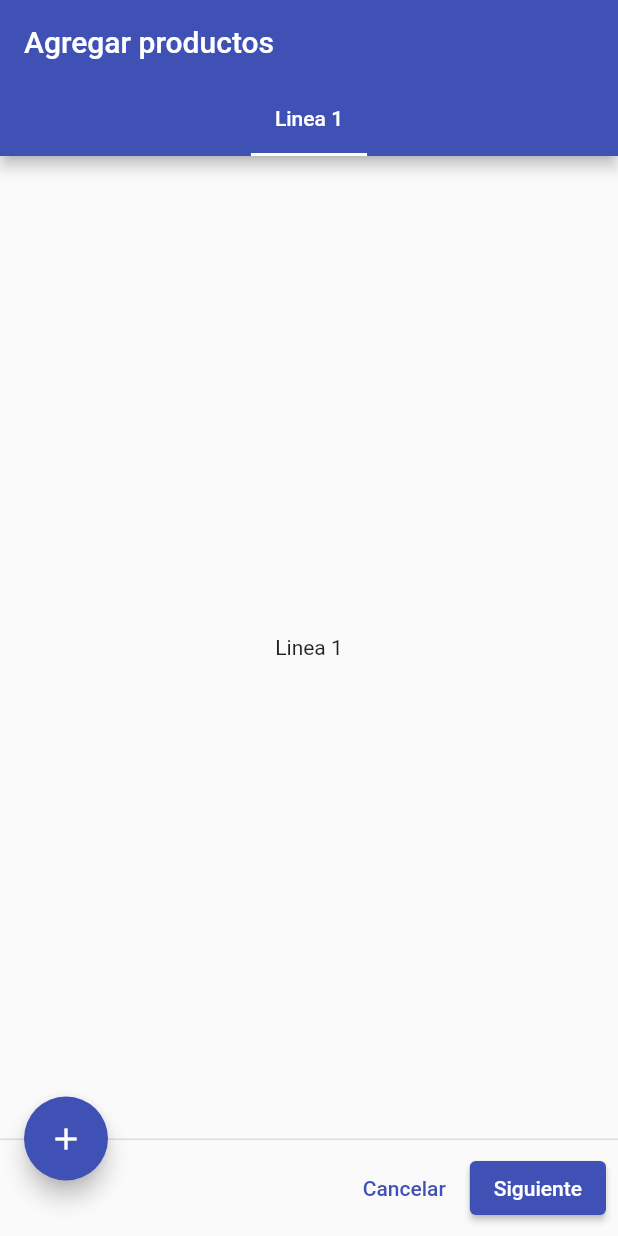
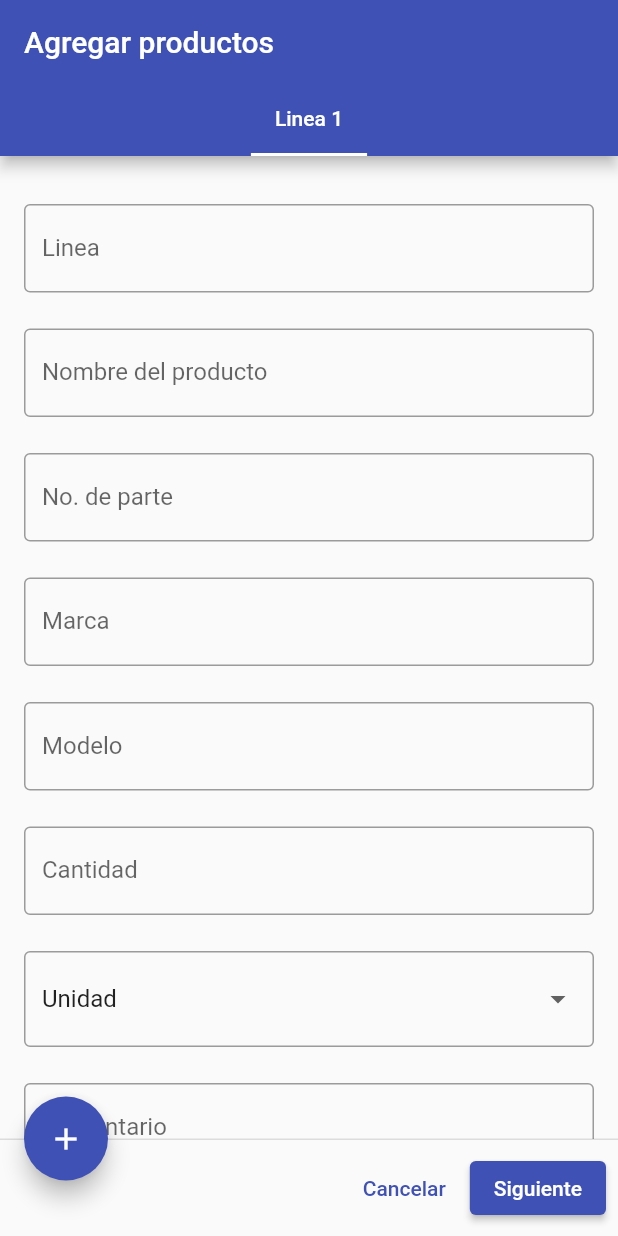
Before and after one commit to oalonsodev/sistema_ochoa, a Flutter app: the screen it shows after launch, on a phone screen of 412 x 824 dp. Run offline on Flutter 3.47's test engine with Material 2 defaults, Android fonts, the phone set to English and light mode, and no system bars; our stand-ins replace rxdart.

Commit message:
Mejora del funcionamiento del TabBar en ProductosCotPage, Creación de ProductModel y correción en QuotationModel

```diff
--- /dev/null
+++ b/lib/src/Models/product_model.dart
@@ -0,0 +1,61 @@
+import 'dart:convert';
+
+ProductModel productModelFromJson(String str) => ProductModel.fromJson(json.decode(str));
+
+String productModelToJson(ProductModel data) => json.encode(data.toJson());
+
+class ProductModel {
+	ProductModel({
+		this.idQuotation,
+		this.linea,
+		this.nombre,
+		this.noParte,
+		this.marca,
+		this.modelo,
+		this.cantidad,
+		this.unidad,
+		this.comentario,
+		this.moneda,
+		this.precio,
+	});
+
+	String idQuotation;
+	int linea;
+	String nombre;
+	int noParte;
+	String marca;
+	String modelo;
+	int cantidad;
+	String unidad;
+	String comentario;
+	String moneda;
+	double precio;
+
+	factory ProductModel.fromJson(Map<String, dynamic> json) => ProductModel(
+		idQuotation	: json["idQuotation"],
+		linea				: json["linea"],
+		nombre			: json["nombre"],
+		noParte			: json["noParte"],
+		marca				: json["marca"],
+		modelo			: json["modelo"],
+		cantidad		: json["cantidad"],
+		unidad			: json["unidad"],
+		comentario	: json["comentario"],
+		moneda			: json["moneda"],
+		precio			: json["precio"].toDouble(),
+	);
+
+	Map<String, dynamic> toJson() => {
+		"idQuotation"	: idQuotation,
+		"linea"				: linea,
+		"nombre"			: nombre,
+		"noParte"			: noParte,
+		"marca"				: marca,
+		"modelo"			: modelo,
+		"cantidad"		: cantidad,
+		"unidad"			: unidad,
+		"comentario"	: comentario,
+		"moneda"			: moneda,
+		"precio"			: precio,
+	};
+}
--- a/lib/src/pages/cotizaciones/cot_productos_page.dart
+++ b/lib/src/pages/cotizaciones/cot_productos_page.dart
@@ -1,33 +1,69 @@
 import 'package:flutter/material.dart';
 
-//TODO: Crear variables que controlen cada uno de los elementos señalados
-//todo: para poder realizar la generación de más tabs.
+import 'package:sistema_ochoa/src/utils/utils.dart' as utils;
 
-//TODO: Crear y trabajar con el modelo de productos. HAcer una lista de
+//TODO: Con la propiedad index del TabBar controlar en cuál item de mi lista de
+//TODO: productos se ingresarán los datos de cada tab.
+
+//TODO: Crear y trabajar con el modelo de productos. Hacer una lista de
 //todo: productos y en base a ella controlar la cantidad de tabs y los datos de
 //todo: cada unaaaaaaaa :D
+
+//TODO: Agregar una propiedad al modelo de productos que actue como Key. Esta se
+//todo: vinculará con el respectivo Tab del producto, para eliminar el del
+//todo: producto que se esté visualizando. La pregunta ahora es:
+//todo: ¿Como saber cuál Tab estoy visualizando?
 
 class ProductosCot extends StatefulWidget {
 	@override
 	_ProductosCotState createState() => _ProductosCotState();
 }
 
-class _ProductosCotState extends State<ProductosCot> {
+class _ProductosCotState extends State<ProductosCot>
+		with TickerProviderStateMixin {
 	//? Sustituir depues por la lista de productos :D
+	//? ======= TabBar =======
 	List<String> _tabList; //* Lista de productos
+	TabController _tabController; //* Controlador del TabBar
+
+	//? ======= FloatingActionButton =======
+	Widget _moreOptions; //* Botón de eliminación opcional
+
+	//? ======= Form =======
+	String _unidadSelec;
+	List<String> _unidad;
+	String _monedaSelec;
+	List<String> _moneda;
 
 	@override
 	void initState() {
 		// TODO: implement initState
-    _tabList = ['1']; //* El primer valor de la lista
 		super.initState();
+		_tabList = ['1']; //* Valor inicial de la lista.
+		_unidadSelec = 'Unidad'; //* Valor inicial del menú 'Unidad'.
+		_unidad = ['Unidad','Pieza','Servicio','Ml.','Kl.','L.']; //* Lista de uni.
+		_monedaSelec = 'USD';
+		_moneda = ['USD','MX'];
+	}
+
+	@override
+	void dispose() {
+		// TODO: implement dispose
+		_tabController.dispose();
+		super.dispose();
 	}
 
 	@override
 	Widget build(BuildContext context) {
-    return DefaultTabController(
+		//* La definición del controlador se lleva a cabo aquí para poder
+		//* reescribir la propiedad 'length' con cada setState, pues esta es final
+		//* lo que impide modificar el valor que se le asigna al definirlo.
+		_tabController = new TabController(
+			vsync: this,
 			length: _tabList.length,
-      child: Scaffold(
+		);
+
+		return Scaffold(
 			appBar: AppBar(
 				title: Text('Agregar productos'),
 				bottom: _createTabBar(),
@@ -36,12 +72,61 @@ class _ProductosCotState extends State<ProductosCot> {
 			floatingActionButton: _createFloatingActionButton(),
 			floatingActionButtonLocation: FloatingActionButtonLocation.startDocked,
 			persistentFooterButtons: _createPersistantFooterButtons(),
+		);
+	}
+
+	Row _createFloatingActionButton() {
+		(_tabList.length > 1)
+			? _moreOptions = Row(
+					children: [
+						SizedBox(width: 16.0),
+						FloatingActionButton(
+							child: Icon(Icons.clear),
+							onPressed: () {
+								setState(() => _tabList.removeLast());
+								//* Sentancia para remover el tab visible en pantalla
+								// setState(() => _tabList.removeAt(_tabController.index));
+							}
+						)
+					],
+				)
+			: _moreOptions = Row(children: [SizedBox()]);
+
+		return Row(
+			children: [
+				FloatingActionButton(
+					child: Icon(Icons.add),
+					onPressed: () {
+						//* Cuando se agrega el 2do valor a la lista, la longitud sigue
+						//* siendo 1, por lo que el 2do valor repite el valor '1'. Por
+						//* eso se agrega el +1, para compensar esa falta.
+						setState(() => _tabList.add('${_tabList.length + 1}'));
+						//* Para este momento de la ejecución el nuevo valor ya fue agregado
+						//* a la lista, por lo que la longitud concuerda con lo escrito en
+						//* el último valor.
+					},
 				),
+				_moreOptions
+			],
 		);
+	}
+
+	List<Widget> _createPersistantFooterButtons() {
+		return <Widget>[
+			TextButton(child: Text('Cancelar'), onPressed: () {}),
+			ElevatedButton(
+					child: Text('Siguiente'),
+					onPressed: () {
+						print('Longitud de la lista: ${_tabList.length}');
+						print('Longitud del controlador: ${_tabController.length}');
+						print('${_tabController.index}');
+					})
+		];
 	}
 
 	TabBar _createTabBar() {
 		return TabBar(
+			controller: _tabController,
 			isScrollable: true,
 			tabs: _tabList.map((String pos) {
 				return Tab(text: 'Linea $pos');
@@ -51,49 +136,156 @@ class _ProductosCotState extends State<ProductosCot> {
 
 	TabBarView _createTabBarView() {
 		return TabBarView(
+			controller: _tabController,
 			children: _tabList.map((String pos) {
-        return Tab(text: 'Linea $pos');
+				return ListView(
+					padding: EdgeInsets.symmetric(horizontal: 16.0, vertical: 32.0),
+					children: [
+						Form(
+							child: Column(
+								children: [
+									_createTFFLinea(),
+									utils.createSpace(24.0),
+									_createTFFNombre(),
+									utils.createSpace(24.0),
+									_createTFFNoParte(),
+									utils.createSpace(24.0),
+									_createTFFMarca(),
+									utils.createSpace(24.0),
+									_createTFFModelo(),
+									utils.createSpace(24.0),
+									_createTFFCantidad(),
+									utils.createSpace(24.0),
+									_createDBFFUnidad(),
+									utils.createSpace(24.0),
+									_createComentario(),
+									utils.createSpace(24.0),
+									_createRowPrecioUnit(),
+									utils.createSpace(24.0),
+									_createSubtotal(),
+								],
+							),
+						)
+					]
+				);
 			}).toList(),
 		);
 	}
 
-  Row _createFloatingActionButton() {
-		var _floatingActionButton;
+	//* Campos del formulario
+	TextFormField _createTFFLinea() {
+		return TextFormField(
+			decoration: InputDecoration(
+				labelText: 'Linea',
+				border: OutlineInputBorder()
+			)
+		);
+	}
 
-		(_tabList.length > 1) ?
-			_floatingActionButton = FloatingActionButton(
-				child: Icon(Icons.clear),
-				onPressed: (){
-					setState(() => _tabList.removeLast());
+	TextFormField _createTFFNombre() {
+		return TextFormField(
+			decoration: InputDecoration(
+				labelText: 'Nombre del producto',
+				border: OutlineInputBorder()
+			)
+		);
 	}
+
+	TextFormField _createTFFNoParte() {
+		return TextFormField(
+			decoration: InputDecoration(
+				labelText: 'No. de parte',
+				border: OutlineInputBorder()
+			),
+		);
+	}
+
+	TextFormField _createTFFMarca() {
+		return TextFormField(
+			decoration: InputDecoration(
+				labelText: 'Marca',
+			border: OutlineInputBorder()
+			),
+		);
+	}
+
+	TextFormField _createTFFModelo() {
+		return TextFormField(
+			decoration: InputDecoration(
+				labelText: 'Modelo',
+			border: OutlineInputBorder()
+			),
+		);
+	}
+
+	TextFormField _createTFFCantidad() {
+		return TextFormField(
+			decoration: InputDecoration(
+				labelText: 'Cantidad',
+				border: OutlineInputBorder()
+			),
+		);
+	}
+
+	Widget _createDBFFUnidad() {
+		return DropdownButtonFormField<String>(
+			decoration: InputDecoration(
+				border: OutlineInputBorder()
+			),
+			value: _unidadSelec,
+			items: _unidad.map(
+				(String opt) => DropdownMenuItem(child: Text(opt), value: opt))
+				.toList(),
+			onChanged: (optSelec) => setState(() => _unidadSelec = optSelec),
+		);
+	}
+
+	TextFormField _createComentario() {
+		return TextFormField(
+			decoration: InputDecoration(
+				labelText: 'Comentario',
+				border: OutlineInputBorder()
 			)
-		:
-			_floatingActionButton = SizedBox();
+		);
+	}
 
+	Row _createRowPrecioUnit() {
 		return Row(
 			children: [
-        FloatingActionButton(
-          child: Icon(Icons.add),
-          onPressed: () {
-						//* Cuando se agrega el 2do valor a la lista, la longitud sigue
-						//* siendo 1, por lo que el 2do valor repite el valor '1'. Por
-						//* eso se agrega el +1, para compensar esa falta.
-            setState(() => _tabList.add('${_tabList.length+1}'));
-						//* Para este momento de la ejecución el nuevo valor ya fue agregado
-						//* a la lista, por lo que la longitud concuerda con lo escrito en
-						//* el último valor.
-          },
+				Expanded(
+					child: DropdownButtonFormField<String>(
+						decoration: InputDecoration(
+							border: OutlineInputBorder()
+						),
+						value: _monedaSelec,
+						items: _moneda.map(
+							(String opt) => DropdownMenuItem(child: Text(opt), value: opt))
+							.toList(),
+						onChanged: (String optSelec) => setState(() => _monedaSelec = optSelec),
+					),
 				),
 				SizedBox(width: 16.0),
-				_floatingActionButton
+				Expanded(
+					flex: 3,
+					child: TextFormField(
+						decoration: InputDecoration(
+							labelText: 'Precio unitario',
+							border: OutlineInputBorder()
+						),
+					)
+				)
 			],
 		);
 	}
 
-  _createPersistantFooterButtons() {
-    return <Widget>[
-      TextButton(child: Text('Cancelar'), onPressed: () {}),
-      ElevatedButton(child: Text('Siguiente'), onPressed: () {})
-    ];
+	TextFormField _createSubtotal() {
+		return TextFormField(
+			decoration: InputDecoration(
+				enabled: false,
+				labelText: 'Subtotal',
+				border: OutlineInputBorder()
+			)
+		);
 	}
+
 }
```
Also changed, not shown: lib/src/Models/quotation_model.dart (renamed from lib/src/Models/ProductModel.dart, +5 -5 lines), lib/src/pages/cotizaciones/cotizaciones_page.dart (+64 -67 lines), lib/src/providers/quotation_provider.dart (renamed from lib/src/providers/products_provider.dart, +5 -5 lines), lib/src/utils/utils.dart (+13 -1 lines). Lines whose indentation alone changed are shown as unchanged.
